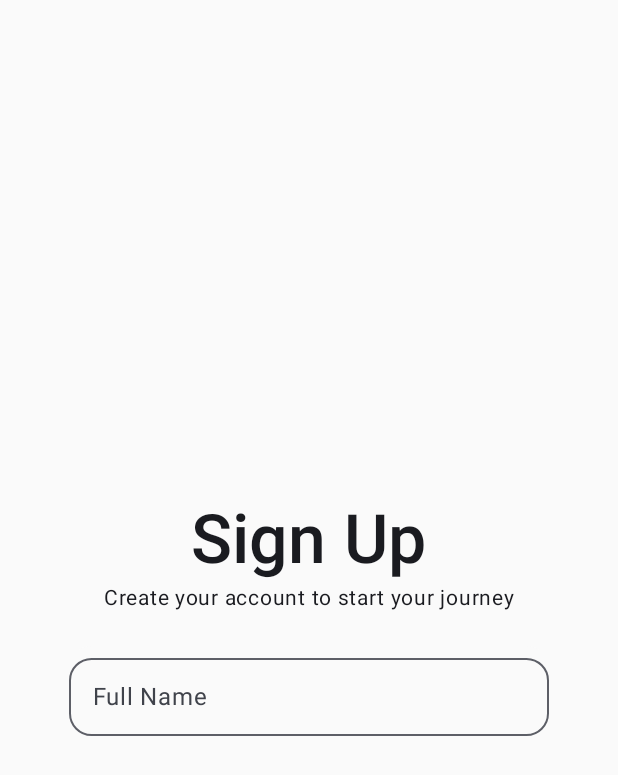
After one commit to CH2-PS324/palomade_compose, an Android app built with Jetpack Compose: the composable RegisterScreen shown on its own in the app's theme, on a phone screen of 412 x 824 dp. The commit adds this screen. Shown: the top 775 px of the screen. Run offline under Robolectric (Android 15) with nearby library versions, the phone set to English and light mode, and no system bars.

Commit message:
register screen baru setengah jadi

```diff
--- /dev/null
+++ b/app/src/main/java/com/example/palomadeapps/ui/screen/auth/register/RegisterScreen.kt
@@ -0,0 +1,121 @@
+package com.example.palomadeapps.ui.screen.auth.register
+
+import androidx.compose.foundation.background
+import androidx.compose.foundation.layout.Arrangement
+import androidx.compose.foundation.layout.Box
+import androidx.compose.foundation.layout.Column
+import androidx.compose.foundation.layout.fillMaxHeight
+import androidx.compose.foundation.layout.fillMaxWidth
+import androidx.compose.foundation.layout.height
+import androidx.compose.foundation.layout.padding
+import androidx.compose.foundation.layout.width
+import androidx.compose.foundation.shape.RoundedCornerShape
+import androidx.compose.foundation.text.KeyboardOptions
+import androidx.compose.material.icons.Icons
+import androidx.compose.material.icons.filled.Email
+import androidx.compose.material3.Icon
+import androidx.compose.material3.OutlinedTextField
+import androidx.compose.material3.Text
+import androidx.compose.runtime.Composable
+import androidx.compose.runtime.getValue
+import androidx.compose.runtime.mutableStateOf
+import androidx.compose.runtime.remember
+import androidx.compose.runtime.saveable.rememberSaveable
+import androidx.compose.runtime.setValue
+import androidx.compose.ui.Alignment
+import androidx.compose.ui.Modifier
+import androidx.compose.ui.focus.FocusRequester
+import androidx.compose.ui.focus.focusRequester
+import androidx.compose.ui.focus.onFocusChanged
+import androidx.compose.ui.platform.LocalContext
+import androidx.compose.ui.res.colorResource
+import androidx.compose.ui.res.stringResource
+import androidx.compose.ui.text.font.FontWeight
+import androidx.compose.ui.text.input.KeyboardType
+import androidx.compose.ui.tooling.preview.Preview
+import androidx.compose.ui.unit.dp
+import androidx.compose.ui.unit.sp
+import com.example.palomadeapps.R
+import com.example.palomadeapps.ui.components.TxtItem
+import com.example.palomadeapps.ui.theme.PalomadeAppsTheme
+
+@Composable
+fun RegisterScreen(
+    modifier: Modifier = Modifier
+) {
+    val context = LocalContext.current
+
+    var name by rememberSaveable {
+        mutableStateOf("")
+    }
+    var password by rememberSaveable {
+        mutableStateOf("")
+    }
+
+    val focusRequester = remember { FocusRequester() }
+
+    var isFocused by remember { mutableStateOf(false) }
+
+    Box(
+        contentAlignment = Alignment.Center,
+        modifier = Modifier
+    ) {
+        Column(
+            modifier = Modifier
+                .fillMaxWidth()
+                .fillMaxHeight()
+                .background(
+                    colorResource(id = R.color.white)
+                ),
+            verticalArrangement = Arrangement.Center,
+            horizontalAlignment = Alignment.CenterHorizontally,
+        ) {
+            TxtItem(
+                desc = stringResource(id = R.string.regis),
+                fontWeight = FontWeight.SemiBold,
+                fontSize = 45.sp,
+            )
+            TxtItem(
+                desc = stringResource(id = R.string.titleRegis),
+                fontSize = 14.sp,
+            )
+            OutlinedTextField(
+                value = name,
+//                leadingIcon = {
+//                    Icon(
+//                        imageVector = Icons.Default.Email,
+//                        contentDescription = "Email Icon"
+//                    )
+//                },
+
+                label = { Text(text = "Full Name") },
+                keyboardOptions = KeyboardOptions(keyboardType = KeyboardType.Email),
+                singleLine = true,
+                onValueChange = { newInput ->
+                    name = newInput
+                },
+                shape = RoundedCornerShape(size = 15.dp),
+                modifier = Modifier
+                    .padding(top = 20.dp)
+                    .background(
+                        color = colorResource(id = R.color.white),
+                        shape = RoundedCornerShape(15.dp)
+                    )
+                    .height(60.dp)
+                    .width(320.dp)
+                    .focusRequester(focusRequester)
+                    .onFocusChanged {
+                        isFocused = it.isFocused
+                    },
+            )
+        }
+    }
+}
+
+@Preview(showBackground = true)
+@Composable
+fun RegisterScreenPreview() {
+    PalomadeAppsTheme {
+        RegisterScreen()
+    }
+}
--- /dev/null
+++ b/app/src/main/java/com/example/palomadeapps/ui/screen/welcome/Welcome.kt
@@ -0,0 +1,8 @@
+package com.example.palomadeapps.ui.screen.welcome
+
+import androidx.compose.runtime.Composable
+
+@Composable
+fun Welcome() {
+
+}
--- a/app/src/main/res/values/strings.xml
+++ b/app/src/main/res/values/strings.xml
@@ -2,8 +2,10 @@
     <string name="app_name">PalomadeApps</string>
     <string name="menu_home">Home</string>
     <string name="menu_cam">Scan</string>
-    <string name="login">Sign in</string>
+    <string name="login">Sign In</string>
+    <string name="regis">Sign Up</string>
     <string name="menu_profile">Profile</string>
     <string name="scroll_to_top">Scroll to Top</string>
     <string name="titleLogin">Welcome back! Sign to continue</string>
+    <string name="titleRegis">Create your account to start your journey</string>
 </resources>
```
